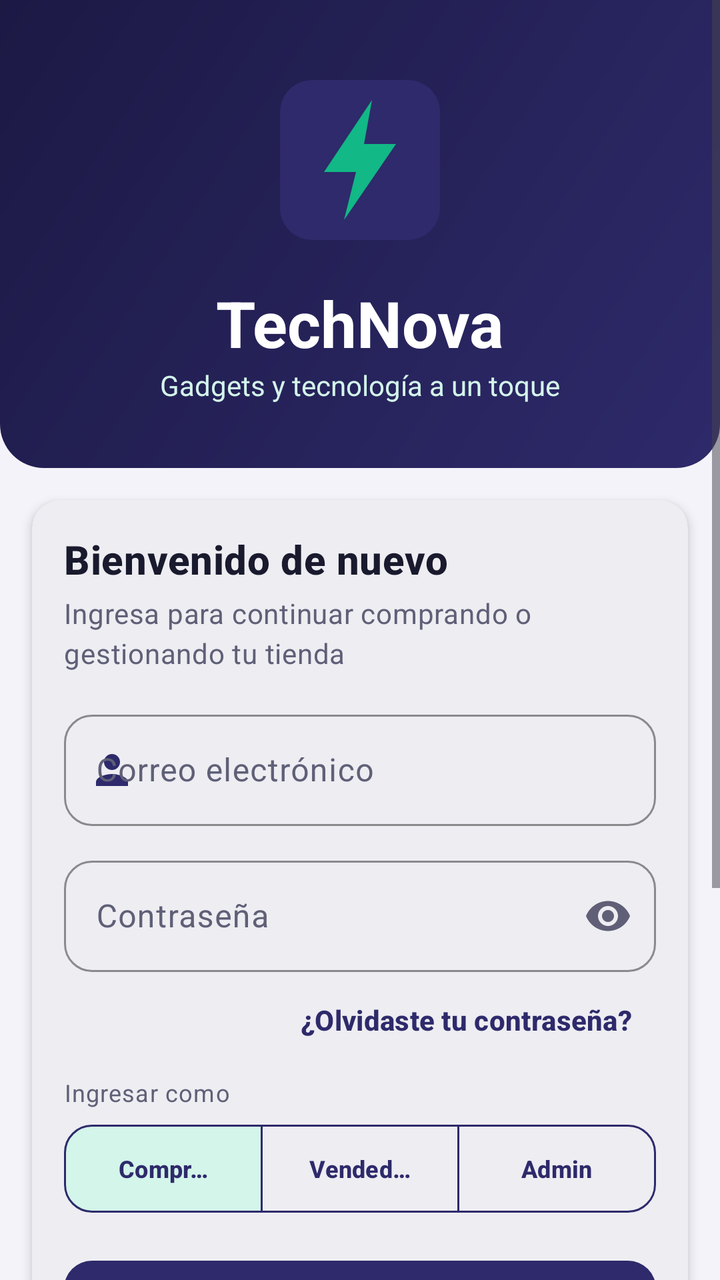
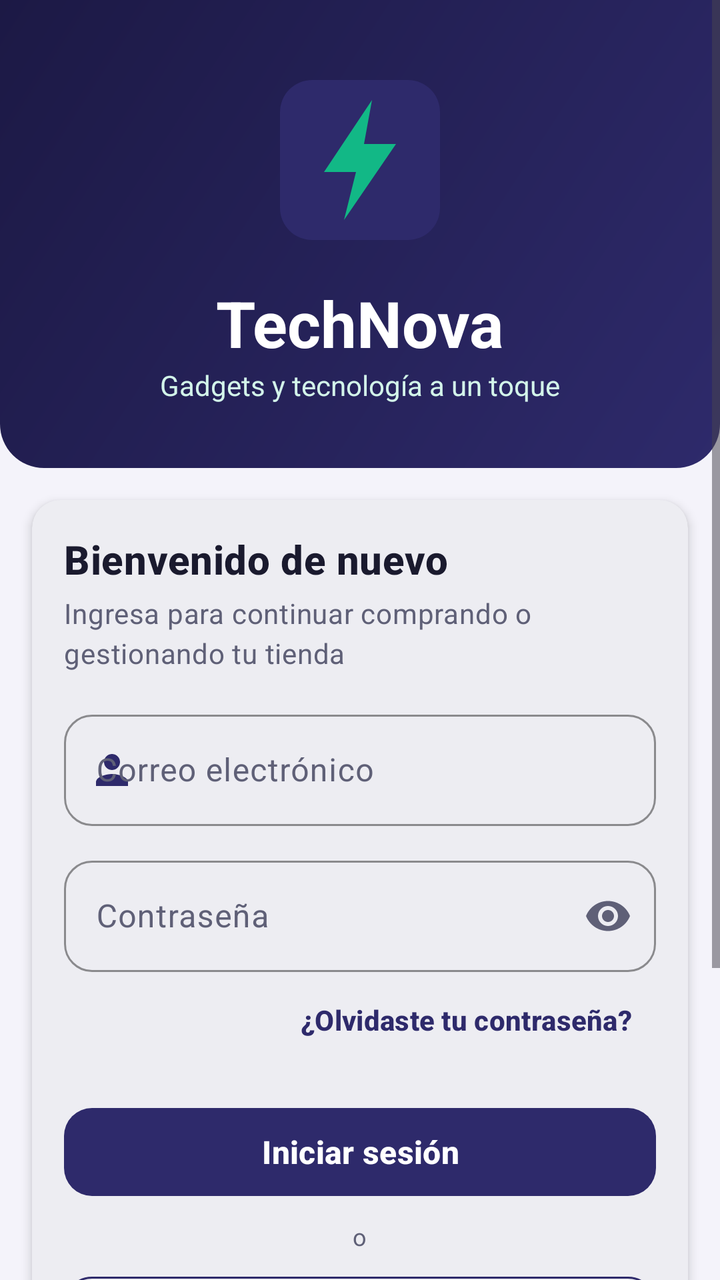

Two renders of the same Android screen: before a commit and after it. Below are the layout's source before the change and the commit's diff.
<!-- AndroidManifest.xml: application theme Theme.TechNova -->
<!-- res/layout/activity_login.xml -->
<?xml version="1.0" encoding="utf-8"?>
<ScrollView xmlns:android="http://schemas.android.com/apk/res/android"
    xmlns:app="http://schemas.android.com/apk/res-auto"
    android:layout_width="match_parent"
    android:layout_height="match_parent"
    android:background="@color/tn_background"
    android:fillViewport="true">

    <androidx.constraintlayout.widget.ConstraintLayout
        android:layout_width="match_parent"
        android:layout_height="wrap_content"
        android:paddingBottom="@dimen/space_xl">

        <LinearLayout
            android:id="@+id/header"
            android:layout_width="0dp"
            android:layout_height="wrap_content"
            android:background="@drawable/bg_header"
            android:gravity="center"
            android:orientation="vertical"
            android:paddingTop="@dimen/space_xxl"
            android:paddingBottom="@dimen/space_xxl"
            app:layout_constraintEnd_toEndOf="parent"
            app:layout_constraintStart_toStartOf="parent"
            app:layout_constraintTop_toTopOf="parent">

            <ImageView
                android:layout_width="@dimen/logo_size"
                android:layout_height="@dimen/logo_size"
                android:contentDescription="@string/cd_logo"
                android:src="@drawable/ic_logo" />

            <TextView
                android:layout_width="wrap_content"
                android:layout_height="wrap_content"
                android:layout_marginTop="@dimen/space_m"
                android:text="@string/app_name"
                android:textColor="@color/tn_white"
                android:textSize="@dimen/text_display"
                android:textStyle="bold" />

            <TextView
                android:layout_width="wrap_content"
                android:layout_height="wrap_content"
                android:text="@string/app_slogan"
                android:textColor="@color/tn_mint_light"
                android:textSize="@dimen/text_body" />
        </LinearLayout>

        <com.google.android.material.card.MaterialCardView
            android:id="@+id/cardForm"
            android:layout_width="0dp"
            android:layout_height="wrap_content"
            android:layout_marginStart="@dimen/space_l"
            android:layout_marginTop="@dimen/space_l"
            android:layout_marginEnd="@dimen/space_l"
            app:layout_constraintEnd_toEndOf="parent"
            app:layout_constraintStart_toStartOf="parent"
            app:layout_constraintTop_toBottomOf="@id/header">

            <LinearLayout
                android:layout_width="match_parent"
                android:layout_height="wrap_content"
                android:orientation="vertical"
                android:padding="@dimen/space_l">

                <TextView
                    style="@style/Text.TechNova.Title"
                    android:layout_width="wrap_content"
                    android:layout_height="wrap_content"
                    android:text="@string/login_title" />

                <TextView
                    style="@style/Text.TechNova.Body"
                    android:layout_width="wrap_content"
                    android:layout_height="wrap_content"
                    android:layout_marginTop="@dimen/space_xs"
                    android:text="@string/login_subtitle" />

                <com.google.android.material.textfield.TextInputLayout
                    android:id="@+id/tilEmail"
                    android:layout_width="match_parent"
                    android:layout_height="wrap_content"
                    android:layout_marginTop="@dimen/space_l"
                    android:hint="@string/hint_email"
                    app:startIconDrawable="@drawable/ic_person"
                    app:startIconTint="@color/tn_indigo">

                    <com.google.android.material.textfield.TextInputEditText
                        android:id="@+id/etEmail"
                        android:layout_width="match_parent"
                        android:layout_height="wrap_content"
                        android:inputType="textEmailAddress" />
                </com.google.android.material.textfield.TextInputLayout>

                <com.google.android.material.textfield.TextInputLayout
                    android:id="@+id/tilPassword"
                    android:layout_width="match_parent"
                    android:layout_height="wrap_content"
                    android:layout_marginTop="@dimen/space_m"
                    android:hint="@string/hint_password"
                    app:endIconMode="password_toggle">

                    <com.google.android.material.textfield.TextInputEditText
                        android:id="@+id/etPassword"
                        android:layout_width="match_parent"
                        android:layout_height="wrap_content"
                        android:inputType="textPassword" />
                </com.google.android.material.textfield.TextInputLayout>

                <com.google.android.material.button.MaterialButton
                    android:id="@+id/btnForgot"
                    style="@style/Widget.TechNova.Button.Text"
                    android:layout_width="wrap_content"
                    android:layout_height="wrap_content"
                    android:layout_gravity="end"
                    android:text="@string/txt_forgot_password" />

                <TextView
                    style="@style/Text.TechNova.Caption"
                    android:layout_width="wrap_content"
                    android:layout_height="wrap_content"
                    android:layout_marginTop="@dimen/space_xs"
                    android:text="@string/label_role" />

                <com.google.android.material.button.MaterialButtonToggleGroup
                    android:id="@+id/toggleRole"
                    android:layout_width="match_parent"
                    android:layout_height="wrap_content"
                    android:layout_marginTop="@dimen/space_xs"
                    app:checkedButton="@id/btnRoleBuyer"
                    app:selectionRequired="true"
                    app:singleSelection="true">

                    <com.google.android.material.button.MaterialButton
                        android:id="@+id/btnRoleBuyer"
                        style="@style/Widget.TechNova.Button.Outlined"
                        android:layout_width="0dp"
                        android:layout_height="wrap_content"
                        android:layout_weight="1"
                        android:text="@string/role_buyer"
                        android:textSize="@dimen/text_caption" />

                    <com.google.android.material.button.MaterialButton
                        android:id="@+id/btnRoleSeller"
                        style="@style/Widget.TechNova.Button.Outlined"
                        android:layout_width="0dp"
                        android:layout_height="wrap_content"
                        android:layout_weight="1"
                        android:text="@string/role_seller"
                        android:textSize="@dimen/text_caption" />

                    <com.google.android.material.button.MaterialButton
                        android:id="@+id/btnRoleAdmin"
                        style="@style/Widget.TechNova.Button.Outlined"
                        android:layout_width="0dp"
                        android:layout_height="wrap_content"
                        android:layout_weight="1"
                        android:text="@string/role_admin"
                        android:textSize="@dimen/text_caption" />
                </com.google.android.material.button.MaterialButtonToggleGroup>

                <com.google.android.material.button.MaterialButton
                    android:id="@+id/btnLogin"
                    android:layout_width="match_parent"
                    android:layout_height="wrap_content"
                    android:layout_marginTop="@dimen/space_l"
                    android:text="@string/btn_login" />

                <TextView
                    style="@style/Text.TechNova.Caption"
                    android:layout_width="wrap_content"
                    android:layout_height="wrap_content"
                    android:layout_gravity="center_horizontal"
                    android:layout_marginTop="@dimen/space_s"
                    android:text="@string/txt_or" />

                <com.google.android.material.button.MaterialButton
                    android:id="@+id/btnBiometric"
                    style="@style/Widget.TechNova.Button.Outlined"
                    android:layout_width="match_parent"
                    android:layout_height="wrap_content"
                    android:layout_marginTop="@dimen/space_s"
                    android:text="@string/btn_biometric"
                    app:icon="@drawable/ic_fingerprint"
                    app:iconGravity="textStart"
                    app:iconTint="@color/tn_indigo" />

                <com.google.android.material.button.MaterialButton
                    android:id="@+id/btnGoogle"
                    style="@style/Widget.TechNova.Button.Outlined"
                    android:layout_width="match_parent"
                    android:layout_height="wrap_content"
                    android:layout_marginTop="@dimen/space_s"
                    android:text="@string/btn_google" />
            </LinearLayout>
        </com.google.android.material.card.MaterialCardView>

        <com.google.android.material.button.MaterialButton
            android:id="@+id/btnGoRegister"
            style="@style/Widget.TechNova.Button.Text"
            android:layout_width="wrap_content"
            android:layout_height="wrap_content"
            android:layout_marginTop="@dimen/space_m"
            android:text="@string/txt_no_account"
            app:layout_constraintEnd_toEndOf="parent"
            app:layout_constraintStart_toStartOf="parent"
            app:layout_constraintTop_toBottomOf="@id/cardForm" />

    </androidx.constraintlayout.widget.ConstraintLayout>
</ScrollView>
<!-- resources referenced by this layout -->
<resources>
  <color name="tn_background">#F4F3FA</color>
  <color name="tn_indigo">#2E2A6B</color>
  <color name="tn_mint_light">#D3F5EA</color>
  <color name="tn_white">#FFFFFF</color>
  <dimen name="logo_size">96dp</dimen>
  <dimen name="space_l">16dp</dimen>
  <dimen name="space_m">12dp</dimen>
  <dimen name="space_s">8dp</dimen>
  <dimen name="space_xl">24dp</dimen>
  <dimen name="space_xs">4dp</dimen>
  <dimen name="space_xxl">32dp</dimen>
  <dimen name="text_body">14sp</dimen>
  <dimen name="text_caption">12sp</dimen>
  <dimen name="text_display">32sp</dimen>
  <string name="app_name">TechNova</string>
  <string name="app_slogan">Gadgets y tecnología a un toque</string>
  <string name="btn_biometric">Ingresar con huella</string>
  <string name="btn_google">Continuar con Google</string>
  <string name="btn_login">Iniciar sesión</string>
  <string name="cd_logo">Logo de TechNova</string>
  <string name="hint_email">Correo electrónico</string>
  <string name="hint_password">Contraseña</string>
  <string name="label_role">Ingresar como</string>
  <string name="login_subtitle">Ingresa para continuar comprando o gestionando tu tienda</string>
  <string name="login_title">Bienvenido de nuevo</string>
  <string name="role_admin">Admin</string>
  <string name="role_buyer">Comprador</string>
  <string name="role_seller">Vendedor</string>
  <string name="txt_forgot_password">¿Olvidaste tu contraseña?</string>
  <string name="txt_no_account">¿No tienes cuenta? Regístrate</string>
  <string name="txt_or">o</string>
  <style name="Text.TechNova.Body" parent="TextAppearance.Material3.BodyMedium">
          <item name="android:textSize">@dimen/text_body</item>
          <item name="android:textColor">@color/tn_text_secondary</item>
      </style>
  <style name="Text.TechNova.Caption" parent="TextAppearance.Material3.BodySmall">
          <item name="android:textSize">@dimen/text_caption</item>
          <item name="android:textColor">@color/tn_text_secondary</item>
      </style>
  <style name="Text.TechNova.Title" parent="TextAppearance.Material3.TitleMedium">
          <item name="android:textSize">@dimen/text_title</item>
          <item name="android:textColor">@color/tn_text_primary</item>
          <item name="android:textStyle">bold</item>
      </style>
  <style name="Widget.TechNova.Button.Text" parent="Widget.Material3.Button.TextButton">
          <item name="android:minHeight">@dimen/touch_min</item>
          <item name="android:textColor">@color/tn_indigo</item>
          <item name="android:textAllCaps">false</item>
          <item name="android:textSize">@dimen/text_body</item>
      </style>
  <color name="tn_indigo_dark">#1C1945</color>
  <dimen name="radius_l">22dp</dimen>
  <color name="tn_mint">#12B886</color>
  <color name="tn_text_secondary">#5F6077</color>
  <dimen name="text_title">20sp</dimen>
  <color name="tn_text_primary">#1A1A2E</color>
  <dimen name="button_height">52dp</dimen>
  <dimen name="radius_m">14dp</dimen>
  <dimen name="text_subtitle">16sp</dimen>
  <dimen name="touch_min">48dp</dimen>
  <color name="tn_indigo_light">#E6E4F7</color>
  <color name="tn_coral">#FF6B4A</color>
  <color name="tn_status_error">#E5484D</color>
  <color name="tn_surface">#FFFFFF</color>
  <color name="tn_divider">#DCDBE8</color>
  <style name="Widget.TechNova.Card" parent="Widget.Material3.CardView.Elevated">
          <item name="cardCornerRadius">@dimen/radius_m</item>
          <item name="cardElevation">@dimen/card_elevation</item>
          <item name="cardBackgroundColor">@color/tn_surface</item>
      </style>
  <dimen name="card_elevation">3dp</dimen>
  <!-- unchanged entries left out for length: 8 -->
</resources>

<!-- the commit's change to res/layout/activity_login.xml (unified diff, before → after) -->
@@ -117,17 +117,20 @@
                     android:text="@string/txt_forgot_password" />
 
                 <TextView
+                    android:id="@+id/tvRoleLabel"
                     style="@style/Text.TechNova.Caption"
                     android:layout_width="wrap_content"
                     android:layout_height="wrap_content"
                     android:layout_marginTop="@dimen/space_xs"
-                    android:text="@string/label_role" />
+                    android:text="@string/label_role"
+                    android:visibility="gone" />
 
                 <com.google.android.material.button.MaterialButtonToggleGroup
                     android:id="@+id/toggleRole"
                     android:layout_width="match_parent"
                     android:layout_height="wrap_content"
                     android:layout_marginTop="@dimen/space_xs"
+                    android:visibility="gone"
                     app:checkedButton="@id/btnRoleBuyer"
                     app:selectionRequired="true"
                     app:singleSelection="true">
